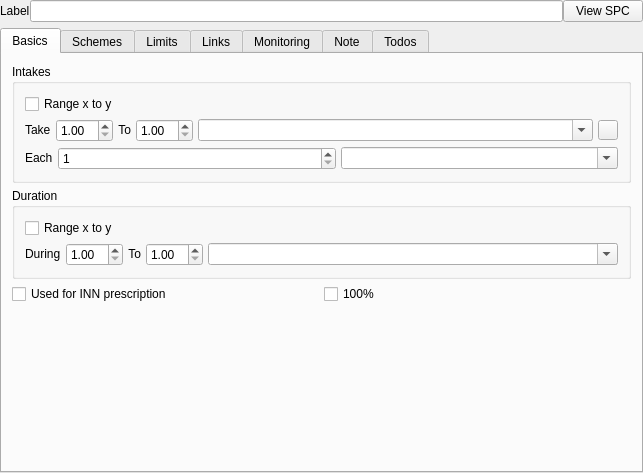
This is plugins/drugsplugin/dosagedialog/mfDosageViewer.ui in FreeHealth/freehealth as Qt 5 draws it before an edit. The edited form follows.
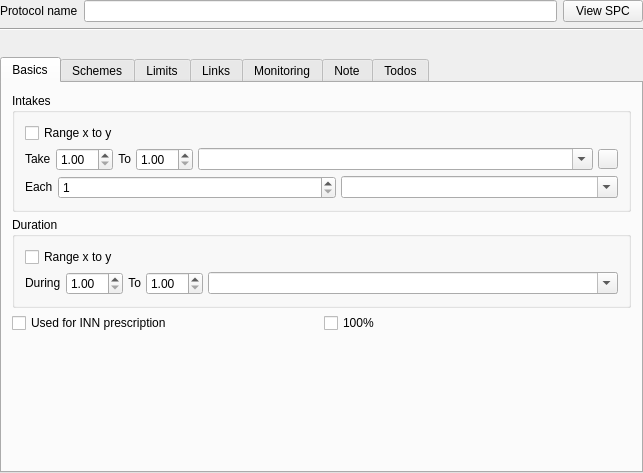
This is the edited form. The open tabs and pages were chosen to show the change. Custom widgets are drawn as their Qt base class.

Patch:
```diff
--- a/plugins/drugsplugin/dosagedialog/mfDosageViewer.ui
+++ b/plugins/drugsplugin/dosagedialog/mfDosageViewer.ui
@@ -11,24 +11,18 @@
    </rect>
   </property>
   <property name="windowTitle">
-   <string>Dialog</string>
+   <string/>
   </property>
   <layout class="QGridLayout" name="gridLayout">
-   <property name="horizontalSpacing">
-    <number>0</number>
-   </property>
-   <property name="verticalSpacing">
-    <number>-1</number>
-   </property>
    <property name="margin">
     <number>0</number>
    </property>
-   <item row="0" column="0" colspan="2">
+   <item row="0" column="0">
     <layout class="QHBoxLayout" name="labelLayout">
      <item>
       <widget class="QLabel" name="labelOfDosageLabel">
        <property name="text">
-        <string>Label</string>
+        <string>Protocol name</string>
        </property>
       </widget>
      </item>
@@ -48,9 +42,49 @@
     </layout>
    </item>
    <item row="1" column="0">
+    <widget class="Line" name="line">
+     <property name="orientation">
+      <enum>Qt::Horizontal</enum>
+     </property>
+    </widget>
+   </item>
+   <item row="2" column="0">
+    <layout class="QHBoxLayout" name="horizontalLayout_2">
+     <item>
+      <widget class="QLabel" name="interactionLabel">
+       <property name="maximumSize">
+        <size>
+         <width>20</width>
+         <height>20</height>
+        </size>
+       </property>
+       <property name="text">
+        <string/>
+       </property>
+      </widget>
+     </item>
+     <item>
+      <widget class="QLabel" name="drugNameLabel">
+       <property name="font">
+        <font>
+         <weight>75</weight>
+         <bold>true</bold>
+        </font>
+       </property>
+       <property name="text">
+        <string/>
+       </property>
+       <property name="alignment">
+        <set>Qt::AlignCenter</set>
+       </property>
+      </widget>
+     </item>
+    </layout>
+   </item>
+   <item row="3" column="0">
     <widget class="QTabWidget" name="tabWidget">
      <property name="currentIndex">
-      <number>2</number>
+      <number>0</number>
      </property>
      <widget class="QWidget" name="tabBasics">
       <attribute name="title">
```
